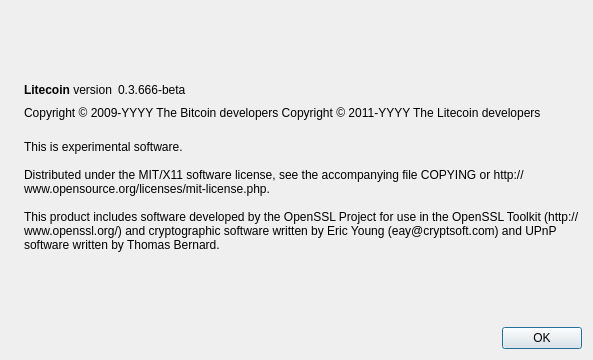
The window that src/qt/forms/aboutdialog.ui (utex/utex-a) describes before a commit, drawn with Qt 5.
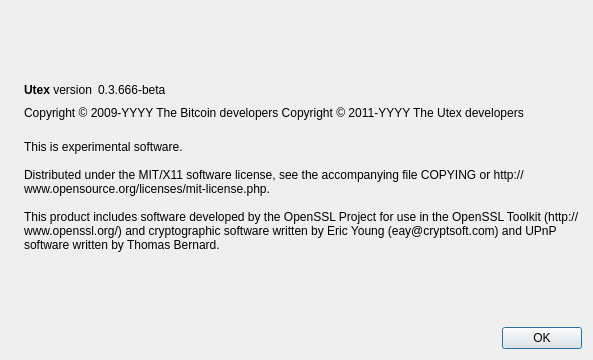
The same window after the commit. Icons and pictures are not drawn.

Commit message: changed occurrences of litecoin with utex etc

```diff
--- a/src/qt/forms/aboutdialog.ui
+++ b/src/qt/forms/aboutdialog.ui
@@ -50,7 +50,7 @@
           <cursorShape>IBeamCursor</cursorShape>
          </property>
          <property name="text">
-          <string>&lt;b&gt;Litecoin&lt;/b&gt; version</string>
+          <string>&lt;b&gt;Utex&lt;/b&gt; version</string>
          </property>
          <property name="textInteractionFlags">
           <set>Qt::LinksAccessibleByMouse|Qt::TextSelectableByKeyboard|Qt::TextSelectableByMouse</set>
@@ -92,7 +92,7 @@
        </property>
        <property name="text">
         <string notr="true">Copyright &amp;copy; 2009-YYYY The Bitcoin developers
-Copyright &amp;copy; 2011-YYYY The Litecoin developers</string>
+Copyright &amp;copy; 2011-YYYY The Utex developers</string>
        </property>
        <property name="textFormat">
         <enum>Qt::RichText</enum>
```
Left out of the diff: 2 changed lines with no effect on the pictures. The commit also changes 115 other files.
